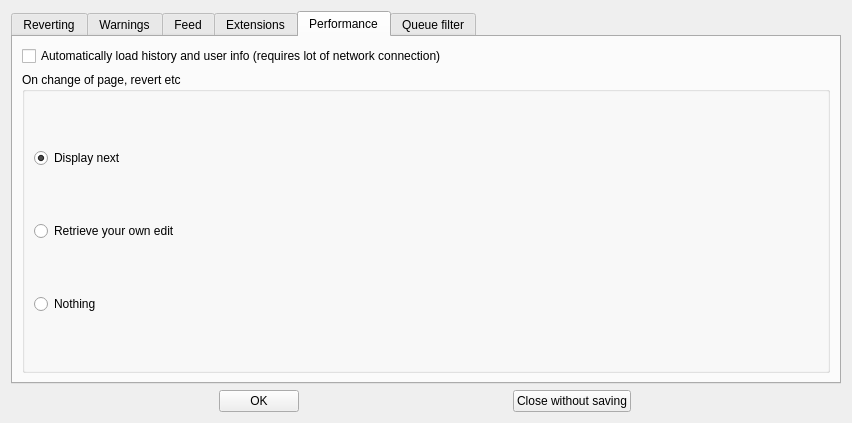
The window that huggle/preferences.ui (huggle/huggle3-qt-lx) describes before a commit, drawn with Qt 5.
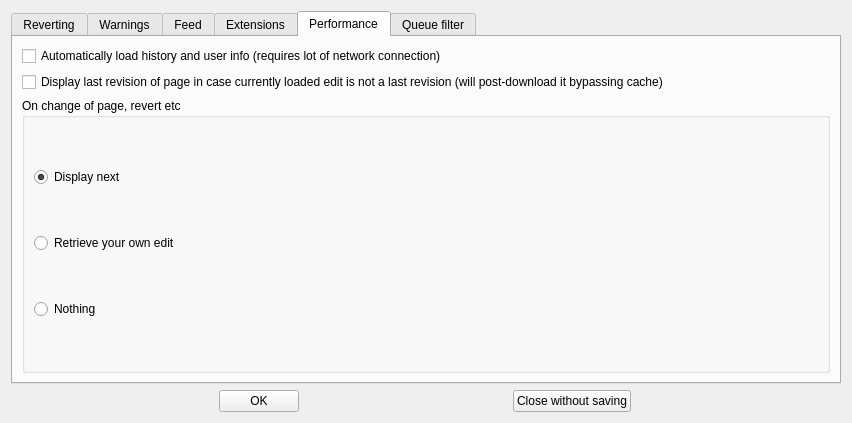
The same window after the commit. The open tabs and pages were chosen to show the change.

Patch:
```diff
--- a/huggle/preferences.ui
+++ b/huggle/preferences.ui
@@ -220,6 +220,13 @@
          </property>
         </widget>
        </item>
+       <item>
+        <widget class="QCheckBox" name="checkBox_21">
+         <property name="text">
+          <string>Display last revision of page in case currently loaded edit is not a last revision (will post-download it bypassing cache)</string>
+         </property>
+        </widget>
+       </item>
        <item>
         <widget class="QGroupBox" name="groupBox_2">
          <property name="title">
```
